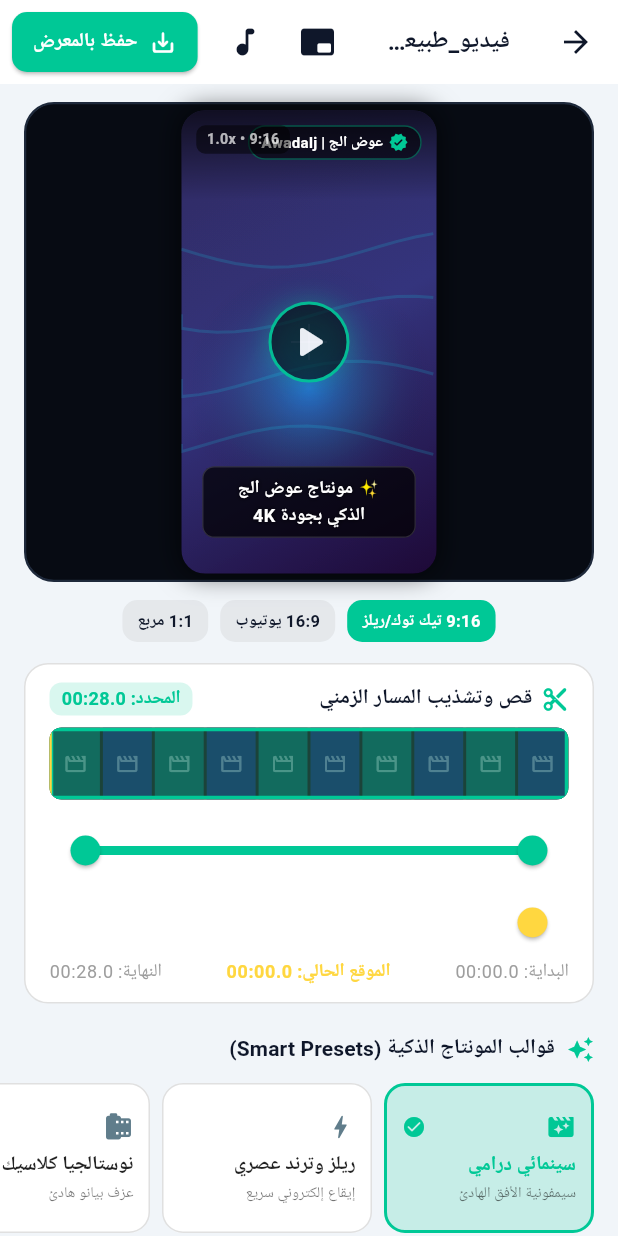
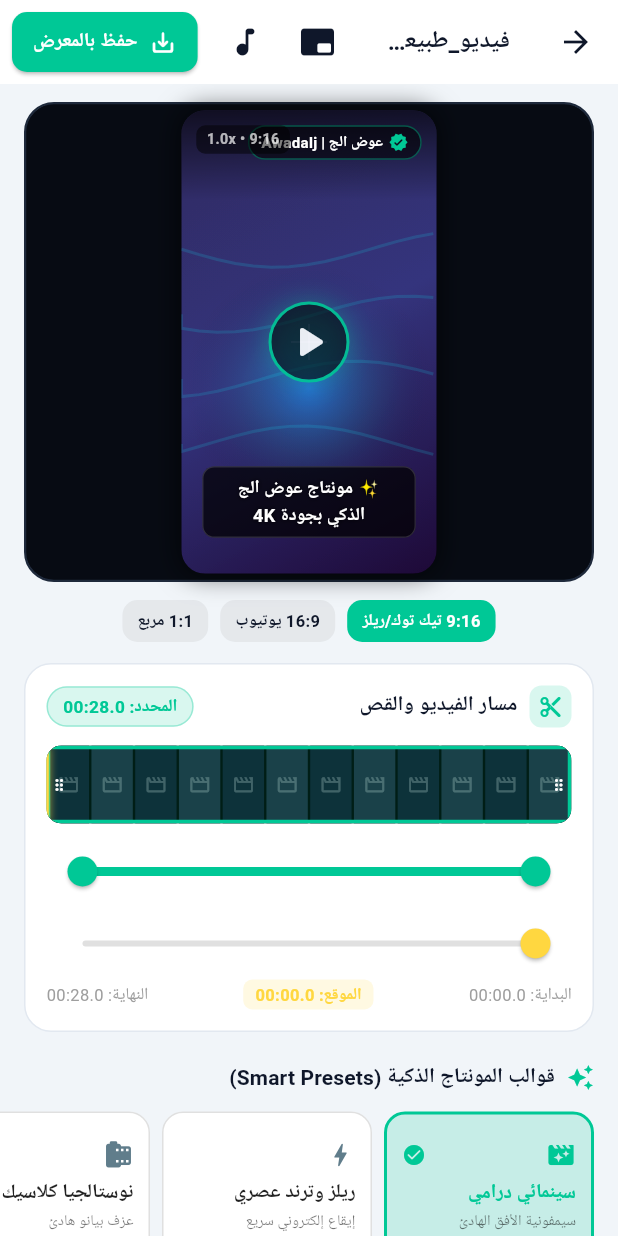
Before and after one commit to alkahlizero564-sudo/Apk-apps, a Flutter app: the screen it shows after launch, after a tap on "تجربة عينة فيديو فورية (بدون رفع)", on a phone screen of 412 x 824 dp. Run offline on Flutter 3.47's test engine with Material 3 defaults, Android fonts, the phone set to English and light mode, and no system bars; our stand-ins replace file_picker, shared_preferences, supabase_flutter; accounts and stored records are empty.

Commit message:
apk apps: awadalj

```diff
--- a/apps/awadalj/lib/widgets/timeline_trimmer.dart
+++ b/apps/awadalj/lib/widgets/timeline_trimmer.dart
@@ -21,37 +21,50 @@ class TimelineTrimmer extends StatelessWidget {
   String _formatTime(double seconds) {
     final mins = (seconds ~/ 60).toString().padLeft(2, '0');
     final secs = (seconds.toInt() % 60).toString().padLeft(2, '0');
-    final millis = ((seconds - seconds.toInt()) * 10).toInt();
-    return '$mins:$secs.$millis';
+    final tenths = ((seconds - seconds.toInt()) * 10).toInt();
+    return '$mins:$secs.$tenths';
   }
 
   @override
   Widget build(BuildContext context) {
     final theme = Theme.of(context);
     final isDark = theme.brightness == Brightness.dark;
+    final effectiveLength = (trimEnd - trimStart).clamp(0.0, totalDuration);
+    final validTotal = totalDuration > 0 ? totalDuration : 1.0;
 
     return Container(
-      padding: const EdgeInsets.symmetric(horizontal: 16, vertical: 12),
+      padding: const EdgeInsets.all(14),
       decoration: BoxDecoration(
-        color: isDark ? const Color(0xFF1E293B) : Colors.white,
-        borderRadius: BorderRadius.circular(16),
+        color: isDark ? const Color(0xFF151D2F) : Colors.white,
+        borderRadius: BorderRadius.circular(18),
         border: Border.all(
-          color: isDark ? Colors.white12 : Colors.black12,
+          color: isDark ? const Color(0xFF1E293B) : const Color(0xFFE2E8F0),
         ),
       ),
       child: Column(
         crossAxisAlignment: CrossAxisAlignment.stretch,
         children: [
+          // Header info
           Row(
             mainAxisAlignment: MainAxisAlignment.spaceBetween,
             children: [
               Row(
                 children: [
-                  const Icon(Icons.content_cut_rounded,
-                      size: 18, color: Color(0xFF00C896)),
-                  const SizedBox(width: 6),
+                  Container(
+                    padding: const EdgeInsets.all(6),
+                    decoration: BoxDecoration(
+                      color: const Color(0xFF00C896).withValues(alpha: 0.15),
+                      borderRadius: BorderRadius.circular(8),
+                    ),
+                    child: const Icon(
+                      Icons.content_cut_rounded,
+                      size: 16,
+                      color: Color(0xFF00C896),
+                    ),
+                  ),
+                  const SizedBox(width: 8),
                   Text(
-                    'قص وتشذيب المسار الزمني',
+                    'مسار الفيديو والقص',
                     style: theme.textTheme.titleSmall?.copyWith(
                       fontWeight: FontWeight.bold,
                     ),
@@ -59,49 +72,52 @@ class TimelineTrimmer extends StatelessWidget {
                 ],
               ),
               Container(
-                padding: const EdgeInsets.symmetric(horizontal: 8, vertical: 2),
+                padding: const EdgeInsets.symmetric(horizontal: 10, vertical: 4),
                 decoration: BoxDecoration(
                   color: const Color(0xFF00C896).withValues(alpha: 0.15),
-                  borderRadius: BorderRadius.circular(8),
+                  borderRadius: BorderRadius.circular(20),
+                  border: Border.all(
+                    color: const Color(0xFF00C896).withValues(alpha: 0.3),
+                  ),
                 ),
                 child: Text(
-                  'المحدد: ${_formatTime(trimEnd - trimStart)}',
+                  'المحدد: ${_formatTime(effectiveLength)}',
                   style: const TextStyle(
                     color: Color(0xFF00C896),
-                    fontSize: 12,
+                    fontSize: 11.5,
                     fontWeight: FontWeight.bold,
                   ),
                 ),
               ),
             ],
           ),
-          const SizedBox(height: 8),
+          const SizedBox(height: 12),
 
-          // Timeline Thumbnail Strip Simulation
-          Container(
-            height: 48,
-            decoration: BoxDecoration(
-              color: Colors.black87,
-              borderRadius: BorderRadius.circular(8),
-            ),
-            child: ClipRRect(
-              borderRadius: BorderRadius.circular(8),
+          // Visual Filmstrip & Timeline Scrubber
+          ClipRRect(
+            borderRadius: BorderRadius.circular(10),
+            child: Container(
+              height: 52,
+              color: Colors.black,
               child: Stack(
                 children: [
+                  // Thumbnails simulation
                   Row(
                     children: List.generate(
-                      10,
-                      (index) => Expanded(
+                      12,
+                      (i) => Expanded(
                         child: Container(
-                          margin: const EdgeInsets.symmetric(horizontal: 1),
-                          color: (index % 2 == 0)
-                              ? const Color(0xFF1E3A8A).withValues(alpha: 0.6)
-                              : const Color(0xFF0F766E).withValues(alpha: 0.6),
+                          margin: const EdgeInsets.symmetric(horizontal: 0.8),
+                          decoration: BoxDecoration(
+                            color: (i % 2 == 0)
+                                ? const Color(0xFF1E293B)
+                                : const Color(0xFF0F172A),
+                          ),
                           child: Center(
                             child: Icon(
                               Icons.movie_creation_outlined,
-                              size: 16,
-                              color: Colors.white.withValues(alpha: 0.3),
+                              size: 15,
+                              color: Colors.white.withValues(alpha: 0.25),
                             ),
                           ),
                         ),
@@ -109,26 +125,45 @@ class TimelineTrimmer extends StatelessWidget {
                     ),
                   ),
 
-                  // Active Selected Range Overlay
+                  // Active Selected Range Box
                   LayoutBuilder(
                     builder: (context, constraints) {
                       final width = constraints.maxWidth;
-                      final startRatio =
-                          (trimStart / (totalDuration == 0 ? 1 : totalDuration))
-                              .clamp(0.0, 1.0);
-                      final endRatio =
-                          (trimEnd / (totalDuration == 0 ? 1 : totalDuration))
-                              .clamp(0.0, 1.0);
-                      final currentRatio = (currentPosition /
-                              (totalDuration == 0 ? 1 : totalDuration))
-                          .clamp(0.0, 1.0);
+                      final startRatio = (trimStart / validTotal).clamp(0.0, 1.0);
+                      final endRatio = (trimEnd / validTotal).clamp(0.0, 1.0);
+                      final currentRatio =
+                          (currentPosition / validTotal).clamp(0.0, 1.0);
+
+                      final leftPos = startRatio * width;
+                      final boxWidth = ((endRatio - startRatio) * width)
+                          .clamp(4.0, width);
 
                       return Stack(
                         children: [
-                          // Highlight box
+                          // Dimmed outside left
                           Positioned(
-                            left: startRatio * width,
-                            width: (endRatio - startRatio) * width,
+                            left: 0,
+                            top: 0,
+                            bottom: 0,
+                            width: leftPos,
+                            child: Container(
+                              color: Colors.black.withValues(alpha: 0.65),
+                            ),
+                          ),
+                          // Dimmed outside right
+                          Positioned(
+                            left: endRatio * width,
+                            top: 0,
+                            bottom: 0,
+                            right: 0,
+                            child: Container(
+                              color: Colors.black.withValues(alpha: 0.65),
+                            ),
+                          ),
+                          // Selected Region Frame
+                          Positioned(
+                            left: leftPos,
+                            width: boxWidth,
                             top: 0,
                             bottom: 0,
                             child: Container(
@@ -138,18 +173,37 @@ class TimelineTrimmer extends StatelessWidget {
                                   width: 2.5,
                                 ),
                                 color: const Color(0xFF00C896)
-                                    .withValues(alpha: 0.2),
+                                    .withValues(alpha: 0.15),
+                              ),
+                              child: const Row(
+                                mainAxisAlignment:
+                                    MainAxisAlignment.spaceBetween,
+                                children: [
+                                  Icon(Icons.drag_indicator_rounded,
+                                      size: 12, color: Colors.white),
+                                  Icon(Icons.drag_indicator_rounded,
+                                      size: 12, color: Colors.white),
+                                ],
                               ),
                             ),
                           ),
-                          // Scrubber playhead line
+                          // Playhead cursor line
                           Positioned(
                             left: (currentRatio * width) - 1.5,
                             top: 0,
                             bottom: 0,
                             child: Container(
                               width: 3,
-                              color: Colors.amberAccent,
+                              decoration: BoxDecoration(
+                                color: Colors.amberAccent,
+                                borderRadius: BorderRadius.circular(2),
+                                boxShadow: const [
+                                  BoxShadow(
+                                    color: Colors.amberAccent,
+                                    blurRadius: 4,
+                                  ),
+                                ],
+                              ),
                             ),
                           ),
                         ],
@@ -160,53 +214,61 @@ class TimelineTrimmer extends StatelessWidget {
               ),
             ),
           ),
+          const SizedBox(height: 8),
 
-          const SizedBox(height: 10),
-
-          // Dual Range Slider for trimming
+          // Trim Dual Slider
           RangeSlider(
             values: RangeValues(
-              trimStart.clamp(0.0, totalDuration),
-              trimEnd.clamp(0.0, totalDuration),
+              trimStart.clamp(0.0, validTotal),
+              trimEnd.clamp(0.0, validTotal),
             ),
             min: 0.0,
-            max: totalDuration > 0 ? totalDuration : 1.0,
+            max: validTotal,
             activeColor: const Color(0xFF00C896),
-            inactiveColor: isDark ? Colors.white24 : Colors.black12,
+            inactiveColor: isDark ? Colors.white24 : const Color(0xFFCBD5E1),
             onChanged: (RangeValues values) {
-              if (values.end - values.start >= 1.0) {
+              if (values.end - values.start >= 0.5) {
                 onTrimChanged(values.start, values.end);
               }
             },
           ),
 
-          // Playhead Scrubbing Slider
+          // Scrubber Playhead
           Slider(
             value: currentPosition.clamp(trimStart, trimEnd),
             min: trimStart,
             max: trimEnd > trimStart ? trimEnd : trimStart + 0.1,
             activeColor: Colors.amberAccent,
-            inactiveColor: Colors.transparent,
-            onChanged: (val) => onSeek(val),
+            inactiveColor: isDark ? Colors.white12 : Colors.black12,
+            onChanged: onSeek,
           ),
 
+          // Labels
           Row(
             mainAxisAlignment: MainAxisAlignment.spaceBetween,
             children: [
               Text(
                 'البداية: ${_formatTime(trimStart)}',
-                style: theme.textTheme.bodySmall?.copyWith(color: Colors.grey),
+                style: const TextStyle(fontSize: 11, color: Colors.grey),
               ),
-              Text(
-                'الموقع الحالي: ${_formatTime(currentPosition)}',
-                style: theme.textTheme.bodySmall?.copyWith(
-                  fontWeight: FontWeight.bold,
-                  color: Colors.amberAccent,
+              Container(
+                padding: const EdgeInsets.symmetric(horizontal: 8, vertical: 2),
+                decoration: BoxDecoration(
+                  color: Colors.amberAccent.withValues(alpha: 0.15),
+                  borderRadius: BorderRadius.circular(6),
+                ),
+                child: Text(
+                  'الموقع: ${_formatTime(currentPosition)}',
+                  style: const TextStyle(
+                    fontSize: 11,
+                    fontWeight: FontWeight.bold,
+                    color: Colors.amberAccent,
+                  ),
                 ),
               ),
               Text(
                 'النهاية: ${_formatTime(trimEnd)}',
-                style: theme.textTheme.bodySmall?.copyWith(color: Colors.grey),
+                style: const TextStyle(fontSize: 11, color: Colors.grey),
               ),
             ],
           ),
```
